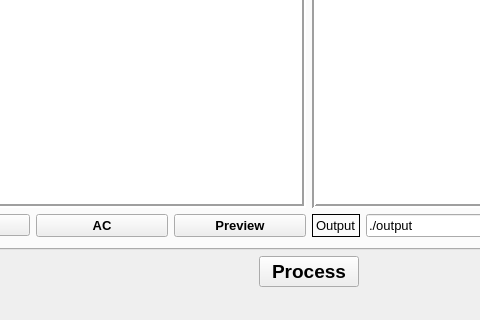
First picture: the form in mainwindow.ui, repository laisuk/ZhoConverterQt, before the edit; both pictures show x 265 to 745 and y 388 to 708 of the 1148 by 708 pixel window.
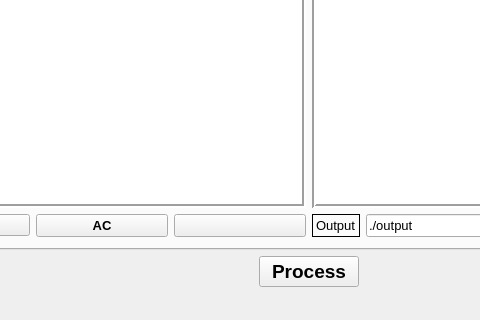
Second picture: the form after the edit. The open tabs and pages were chosen to show the change. Icons and pictures are not drawn. Custom widgets are drawn as their Qt base class.

Diff of the .ui file:
```diff
--- a/mainwindow.ui
+++ b/mainwindow.ui
@@ -387,8 +387,8 @@
       </property>
       <property name="iconSize">
        <size>
-        <width>20</width>
-        <height>20</height>
+        <width>24</width>
+        <height>24</height>
        </size>
       </property>
       <widget class="QWidget" name="tabMain">
@@ -1176,12 +1176,16 @@
                <string>Preview selected file entry</string>
               </property>
               <property name="text">
-               <string>Preview</string>
+               <string/>
+              </property>
+              <property name="icon">
+               <iconset resource="Resource.qrc">
+                <normaloff>:/resource/icons8-eye-40.png</normaloff>:/resource/icons8-eye-40.png</iconset>
               </property>
               <property name="iconSize">
                <size>
-                <width>16</width>
-                <height>16</height>
+                <width>20</width>
+                <height>20</height>
                </size>
               </property>
              </widget>
```
Left out of the diff: 26 changed lines with no effect on the pictures.
